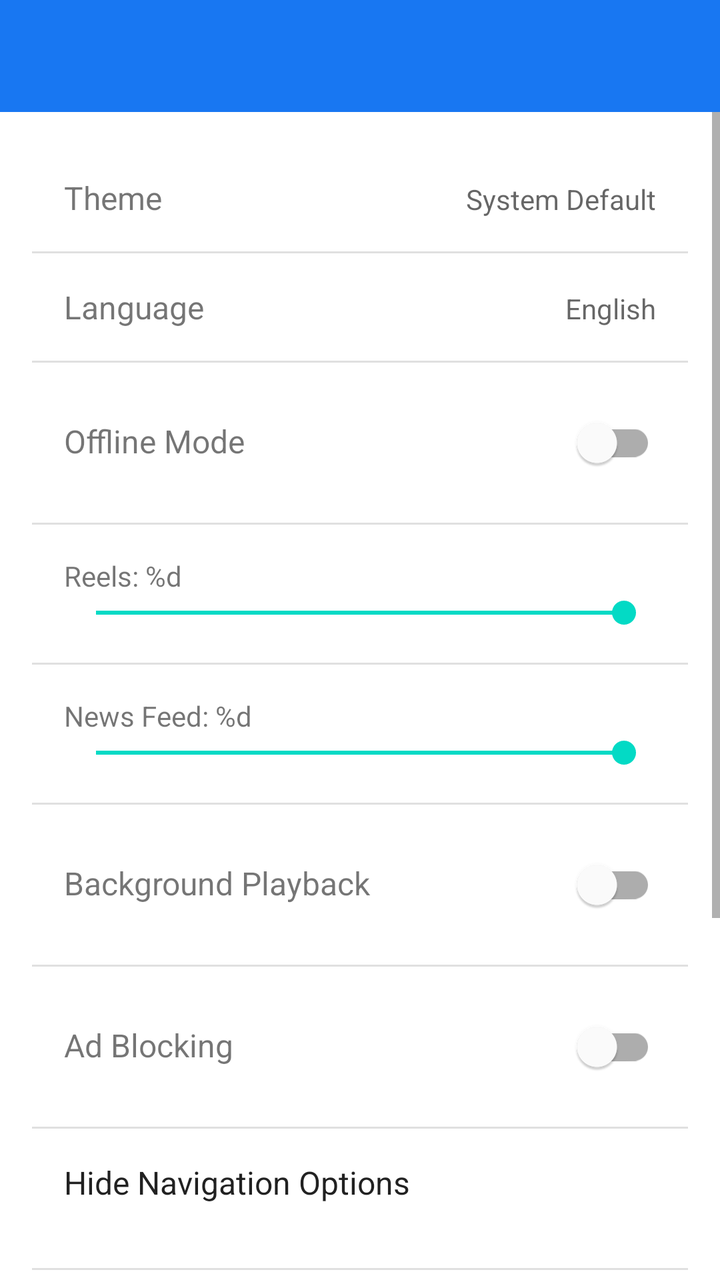
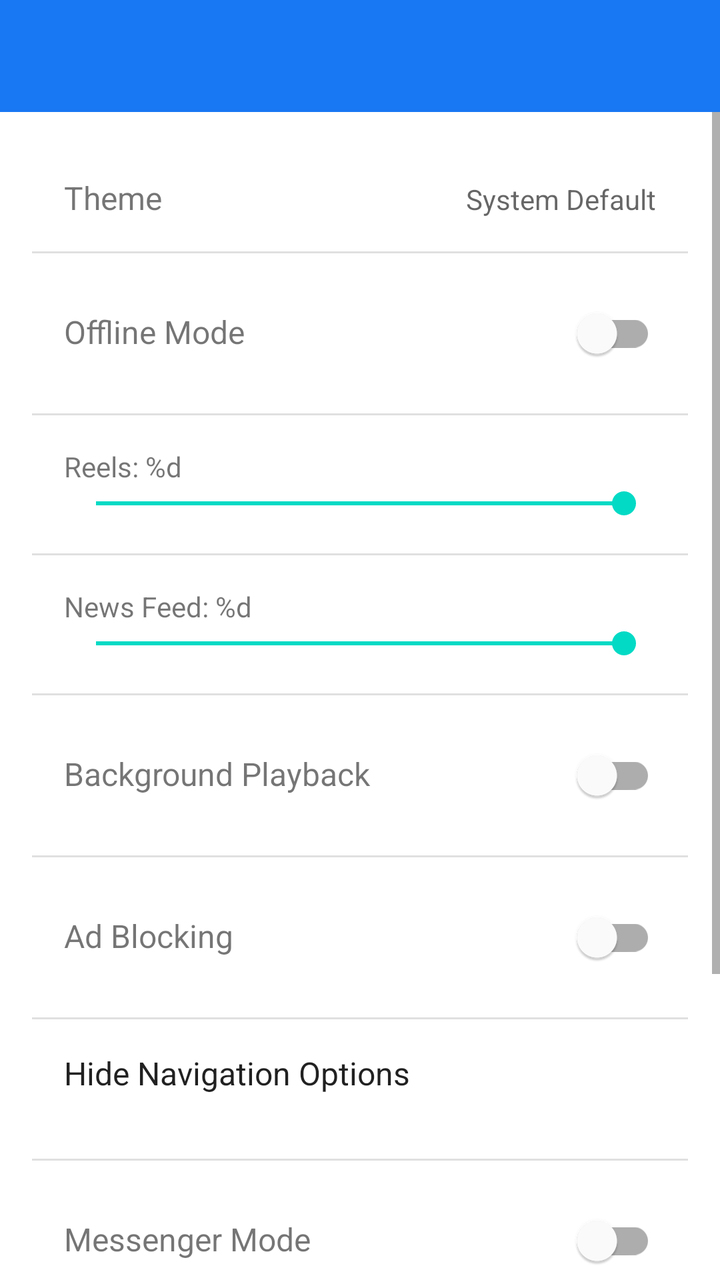

An Android layout rendered at two revisions. The XML below is the earlier revision; the diff shows what the commit changed to produce the second picture.
<!-- AndroidManifest.xml: activity theme Theme.ShadowXFB -->
<!-- res/layout/activity_settings.xml -->
<?xml version="1.0" encoding="utf-8"?>
<LinearLayout xmlns:android="http://schemas.android.com/apk/res/android"
    xmlns:app="http://schemas.android.com/apk/res-auto"
    android:layout_width="match_parent"
    android:layout_height="match_parent"
    android:orientation="vertical"
    android:background="?attr/colorBackground">

    <androidx.appcompat.widget.Toolbar
        android:id="@+id/toolbar"
        android:layout_width="match_parent"
        android:layout_height="?attr/actionBarSize"
        android:background="?attr/colorPrimary"
        app:titleTextColor="@android:color/white" />

    <ScrollView
        android:layout_width="match_parent"
        android:layout_height="match_parent">

        <LinearLayout
            android:layout_width="match_parent"
            android:layout_height="wrap_content"
            android:orientation="vertical"
            android:padding="16dp">

            
            <LinearLayout
                android:id="@+id/layoutTheme"
                android:layout_width="match_parent"
                android:layout_height="wrap_content"
                android:orientation="horizontal"
                android:padding="16dp"
                android:background="?attr/selectableItemBackground"
                android:clickable="true"
                android:focusable="true">

                <TextView
                    android:layout_width="0dp"
                    android:layout_height="wrap_content"
                    android:layout_weight="1"
                    android:text="@string/theme"
                    android:textSize="16sp" />

                <TextView
                    android:id="@+id/textThemeValue"
                    android:layout_width="wrap_content"
                    android:layout_height="wrap_content"
                    android:text="@string/system_default"
                    android:textSize="14sp"
                    android:textColor="?android:attr/textColorSecondary" />
            </LinearLayout>

            <View
                android:layout_width="match_parent"
                android:layout_height="1dp"
                android:background="?android:attr/listDivider" />

            
            <LinearLayout
                android:id="@+id/layoutLanguage"
                android:layout_width="match_parent"
                android:layout_height="wrap_content"
                android:orientation="horizontal"
                android:padding="16dp"
                android:background="?attr/selectableItemBackground"
                android:clickable="true"
                android:focusable="true">

                <TextView
                    android:layout_width="0dp"
                    android:layout_height="wrap_content"
                    android:layout_weight="1"
                    android:text="@string/language"
                    android:textSize="16sp" />

                <TextView
                    android:id="@+id/textLanguageValue"
                    android:layout_width="wrap_content"
                    android:layout_height="wrap_content"
                    android:text="English"
                    android:textSize="14sp"
                    android:textColor="?android:attr/textColorSecondary" />
            </LinearLayout>

            <View
                android:layout_width="match_parent"
                android:layout_height="1dp"
                android:background="?android:attr/listDivider" />

            
            <LinearLayout
                android:layout_width="match_parent"
                android:layout_height="wrap_content"
                android:orientation="horizontal"
                android:padding="16dp">

                <TextView
                    android:layout_width="0dp"
                    android:layout_height="wrap_content"
                    android:layout_weight="1"
                    android:text="@string/offline_mode"
                    android:textSize="16sp" />

                <com.google.android.material.switchmaterial.SwitchMaterial
                    android:id="@+id/switchOfflineMode"
                    android:layout_width="wrap_content"
                    android:layout_height="wrap_content" />
            </LinearLayout>

            <View
                android:layout_width="match_parent"
                android:layout_height="1dp"
                android:background="?android:attr/listDivider" />

            
            <LinearLayout
                android:layout_width="match_parent"
                android:layout_height="wrap_content"
                android:orientation="vertical"
                android:padding="16dp">

                <TextView
                    android:id="@+id/textReelLimit"
                    android:layout_width="wrap_content"
                    android:layout_height="wrap_content"
                    android:text="@string/reels_limit"
                    android:textSize="14sp" />

                <SeekBar
                    android:id="@+id/seekReelLimit"
                    android:layout_width="match_parent"
                    android:layout_height="wrap_content"
                    android:max="300"
                    android:progress="300" />
            </LinearLayout>

            <View
                android:layout_width="match_parent"
                android:layout_height="1dp"
                android:background="?android:attr/listDivider" />

            
            <LinearLayout
                android:layout_width="match_parent"
                android:layout_height="wrap_content"
                android:orientation="vertical"
                android:padding="16dp">

                <TextView
                    android:id="@+id/textNewsLimit"
                    android:layout_width="wrap_content"
                    android:layout_height="wrap_content"
                    android:text="@string/news_limit"
                    android:textSize="14sp" />

                <SeekBar
                    android:id="@+id/seekNewsLimit"
                    android:layout_width="match_parent"
                    android:layout_height="wrap_content"
                    android:max="300"
                    android:progress="300" />
            </LinearLayout>

            <View
                android:layout_width="match_parent"
                android:layout_height="1dp"
                android:background="?android:attr/listDivider" />

            
            <LinearLayout
                android:layout_width="match_parent"
                android:layout_height="wrap_content"
                android:orientation="horizontal"
                android:padding="16dp">

                <TextView
                    android:layout_width="0dp"
                    android:layout_height="wrap_content"
                    android:layout_weight="1"
                    android:text="@string/background_playback"
                    android:textSize="16sp" />

                <com.google.android.material.switchmaterial.SwitchMaterial
                    android:id="@+id/switchBgPlayback"
                    android:layout_width="wrap_content"
                    android:layout_height="wrap_content" />
            </LinearLayout>

            <View
                android:layout_width="match_parent"
                android:layout_height="1dp"
                android:background="?android:attr/listDivider" />

            
            <LinearLayout
                android:layout_width="match_parent"
                android:layout_height="wrap_content"
                android:orientation="horizontal"
                android:padding="16dp">

                <TextView
                    android:layout_width="0dp"
                    android:layout_height="wrap_content"
                    android:layout_weight="1"
                    android:text="@string/ad_blocking"
                    android:textSize="16sp" />

                <com.google.android.material.switchmaterial.SwitchMaterial
                    android:id="@+id/switchAdBlock"
                    android:layout_width="wrap_content"
                    android:layout_height="wrap_content" />
            </LinearLayout>

            <View
                android:layout_width="match_parent"
                android:layout_height="1dp"
                android:background="?android:attr/listDivider" />

            
            <TextView
                android:layout_width="match_parent"
                android:layout_height="wrap_content"
                android:padding="16dp"
                android:text="@string/hide_options"
                android:textSize="16sp"
                android:textColor="?android:attr/textColorPrimary" />

            <ListView
                android:id="@+id/listHideOptions"
                android:layout_width="match_parent"
                android:layout_height="wrap_content"
                android:padding="8dp" />

            <View
                android:layout_width="match_parent"
                android:layout_height="1dp"
                android:background="?android:attr/listDivider" />

            
            <LinearLayout
                android:layout_width="match_parent"
                android:layout_height="wrap_content"
                android:orientation="horizontal"
                android:padding="16dp">

                <TextView
                    android:layout_width="0dp"
                    android:layout_height="wrap_content"
                    android:layout_weight="1"
                    android:text="Messenger Mode"
                    android:textSize="16sp" />

                <com.google.android.material.switchmaterial.SwitchMaterial
                    android:id="@+id/switchMessengerMode"
                    android:layout_width="wrap_content"
                    android:layout_height="wrap_content" />
            </LinearLayout>

            <View
                android:layout_width="match_parent"
                android:layout_height="1dp"
                android:background="?android:attr/listDivider" />

            
            <LinearLayout
                android:id="@+id/layoutClearData"
                android:layout_width="match_parent"
                android:layout_height="wrap_content"
                android:orientation="horizontal"
                android:padding="16dp"
                android:background="?attr/selectableItemBackground"
                android:clickable="true"
                android:focusable="true">

                <TextView
                    android:layout_width="0dp"
                    android:layout_height="wrap_content"
                    android:layout_weight="1"
                    android:text="@string/clear_offline_data"
                    android:textSize="16sp"
                    android:textColor="#FF5722" />

                <ImageView
                    android:layout_width="24dp"
                    android:layout_height="24dp"
                    android:src="@android:drawable/ic_menu_delete"
                    android:contentDescription="@null"
                    android:tint="#FF5722" />
            </LinearLayout>

            <View
                android:layout_width="match_parent"
                android:layout_height="1dp"
                android:background="?android:attr/listDivider" />

            
            <LinearLayout
                android:id="@+id/layoutAbout"
                android:layout_width="match_parent"
                android:layout_height="wrap_content"
                android:orientation="horizontal"
                android:padding="16dp"
                android:background="?attr/selectableItemBackground"
                android:clickable="true"
                android:focusable="true">

                <TextView
                    android:layout_width="0dp"
                    android:layout_height="wrap_content"
                    android:layout_weight="1"
                    android:text="@string/about"
                    android:textSize="16sp" />

                <ImageView
                    android:layout_width="24dp"
                    android:layout_height="24dp"
                    android:src="@android:drawable/ic_menu_info_details"
                    android:contentDescription="@null" />
            </LinearLayout>

            <View
                android:layout_width="match_parent"
                android:layout_height="1dp"
                android:background="?android:attr/listDivider" />

            
            <LinearLayout
                android:id="@+id/layoutDeveloper"
                android:layout_width="match_parent"
                android:layout_height="wrap_content"
                android:orientation="horizontal"
                android:padding="16dp"
                android:background="?attr/selectableItemBackground"
                android:clickable="true"
                android:focusable="true">

                <TextView
                    android:layout_width="0dp"
                    android:layout_height="wrap_content"
                    android:layout_weight="1"
                    android:text="@string/developer"
                    android:textSize="16sp" />

                <ImageView
                    android:layout_width="24dp"
                    android:layout_height="24dp"
                    android:src="@android:drawable/ic_menu_edit"
                    android:contentDescription="@null" />
            </LinearLayout>

        </LinearLayout>
    </ScrollView>
</LinearLayout>
<!-- resources referenced by this layout -->
<resources>
  <string name="about">About</string>
  <string name="ad_blocking">Ad Blocking</string>
  <string name="background_playback">Background Playback</string>
  <string name="clear_offline_data">Clear Offline Data</string>
  <string name="developer">Developer</string>
  <string name="hide_options">Hide Navigation Options</string>
  <string name="language">Language</string>
  <string name="news_limit">News Feed: %d</string>
  <string name="offline_mode">Offline Mode</string>
  <string name="reels_limit">Reels: %d</string>
  <string name="system_default">System Default</string>
  <string name="theme">Theme</string>
  <style name="Theme.ShadowXFB" parent="Theme.MaterialComponents.DayNight.NoActionBar">
          <item name="colorPrimary">@color/primary</item>
          <item name="colorPrimaryVariant">@color/primary_dark</item>
          <item name="colorOnPrimary">@color/white</item>
          <item name="colorSecondary">@color/teal_200</item>
          <item name="colorSecondaryVariant">@color/teal_700</item>
          <item name="colorOnSecondary">@color/black</item>
          <item name="android:statusBarColor">?attr/colorPrimaryVariant</item>
          <item name="android:windowLightStatusBar">false</item>
      </style>
  <color name="primary">#1877F2</color>
  <color name="primary_dark">#1663B0</color>
  <color name="white">#FFFFFFFF</color>
  <color name="teal_200">#FF03DAC5</color>
  <color name="teal_700">#FF018786</color>
  <color name="black">#FF000000</color>
</resources>

<!-- the commit's change to res/layout/activity_settings.xml (unified diff, before → after) -->
@@ -56,36 +56,6 @@
                 android:background="?android:attr/listDivider" />
 
             
-            <LinearLayout
-                android:id="@+id/layoutLanguage"
-                android:layout_width="match_parent"
-                android:layout_height="wrap_content"
-                android:orientation="horizontal"
-                android:padding="16dp"
-                android:background="?attr/selectableItemBackground"
-                android:clickable="true"
-                android:focusable="true">
-
-                <TextView
-                    android:layout_width="0dp"
-                    android:layout_height="wrap_content"
-                    android:layout_weight="1"
-                    android:text="@string/language"
-                    android:textSize="16sp" />
-
-                <TextView
-                    android:id="@+id/textLanguageValue"
-                    android:layout_width="wrap_content"
-                    android:layout_height="wrap_content"
-                    android:text="English"
-                    android:textSize="14sp"
-                    android:textColor="?android:attr/textColorSecondary" />
-            </LinearLayout>
-
-            <View
-                android:layout_width="match_parent"
-                android:layout_height="1dp"
-                android:background="?android:attr/listDivider" />
 
             
             <LinearLayout
<!-- resource entries referenced after the edit -->
@@ -6,7 +6,6 @@
   <string name="clear_offline_data">Clear Offline Data</string>
   <string name="developer">Developer</string>
   <string name="hide_options">Hide Navigation Options</string>
-  <string name="language">Language</string>
   <string name="news_limit">News Feed: %d</string>
   <string name="offline_mode">Offline Mode</string>
   <string name="reels_limit">Reels: %d</string>
